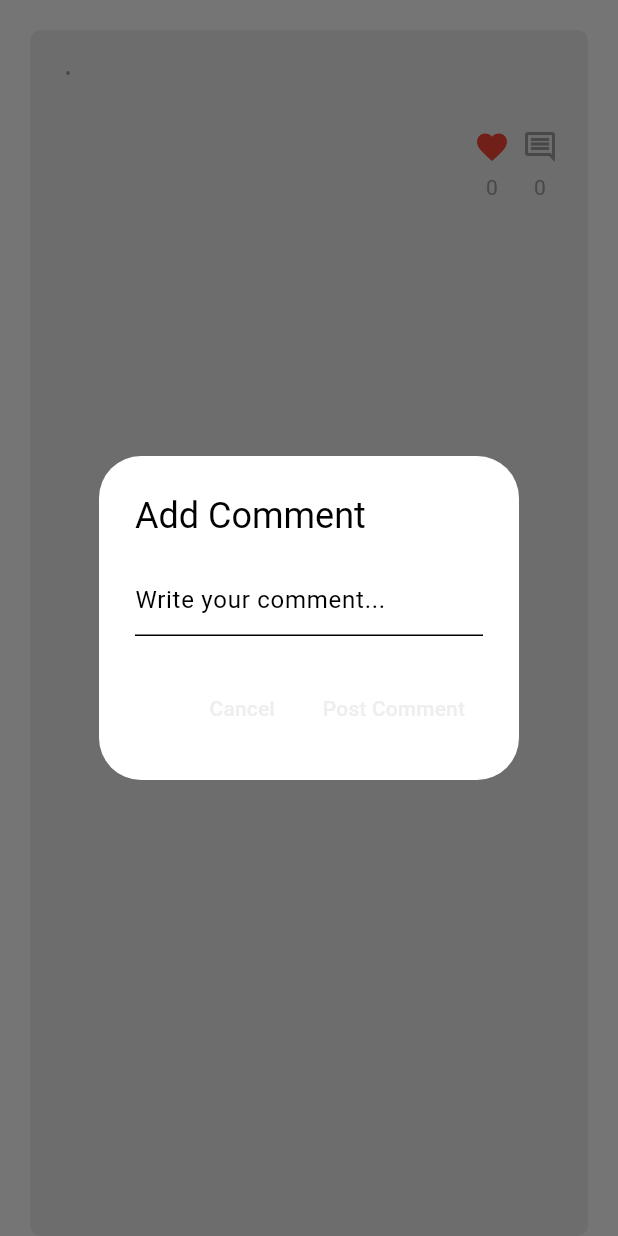
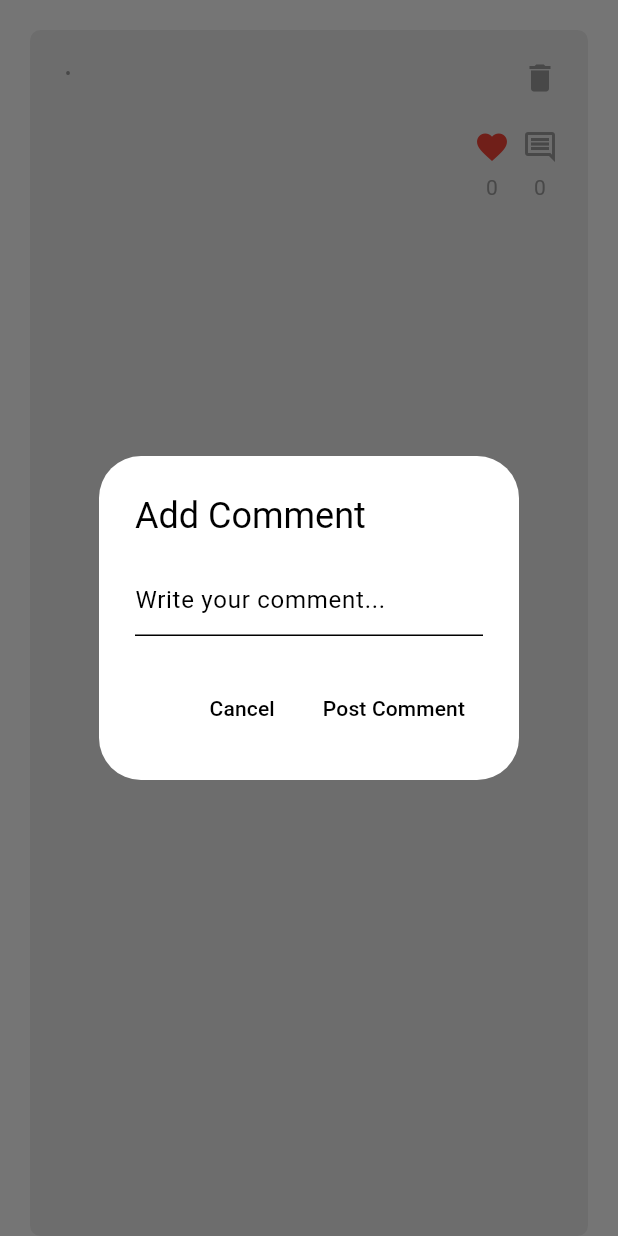
Before and after one commit to dwijvas/finalprojexct, a Flutter app: the TextPost widget shown alone on an empty page, opened directly with empty values, after a tap on the "favorite outline" icon, after a tap on the "comment" icon, on a phone screen of 412 x 824 dp. Run offline on Flutter 3.47's test engine with Material 3 defaults, Android fonts, the phone set to English and light mode, and no system bars; our stand-ins replace cloud_firestore, firebase_auth, firebase_core; accounts and stored records are empty; network calls fail.

Commit message:
delete post functionality added,

```diff
--- /dev/null
+++ b/lib/components/delete.dart
@@ -0,0 +1,14 @@
+import 'package:flutter/material.dart';
+
+class DeleteButton extends StatelessWidget {
+  final void Function()? onTap;
+  const DeleteButton({super.key, required this.onTap,});
+
+  @override
+  Widget build(BuildContext context) {
+    return GestureDetector(
+      onTap: onTap,
+      child: const Icon(Icons.delete, color: Colors.grey,),
+    );
+  }
+}
--- a/lib/components/textpost.dart
+++ b/lib/components/textpost.dart
@@ -2,6 +2,7 @@
 import 'package:cloud_firestore/cloud_firestore.dart';
 import 'package:finalprojexct/components/commentButton.dart';
 import 'package:finalprojexct/components/comments.dart';
+import 'package:finalprojexct/components/delete.dart';
 import 'package:finalprojexct/components/likebutton.dart';
 import 'package:finalprojexct/help/helpermethod.dart';
 import 'package:firebase_auth/firebase_auth.dart';
@@ -97,7 +98,36 @@ class _TextPostState extends State<TextPost> {
     ),);
   }
 
+  //delete method
 
+  void deletePost() {
+    showDialog(context: context, builder: (context) => AlertDialog(
+      title: const Text("Delete"),
+      content: const Text("Are you sure you want to delete this post?"),
+      actions: [
+        //cancel
+        TextButton(onPressed: () => Navigator.pop(context), child: const Text("Cancel"),),
+
+        //confirm
+        TextButton(
+          onPressed: () async {
+            final commentDocs = await FirebaseFirestore.instance.collection("Users").doc(widget.postID).collection("Comments").get();
+            for (var doc in commentDocs.docs){
+              await FirebaseFirestore.instance.collection("Posts").doc(widget.postID).collection("Comments").doc(doc.id).delete();
+
+
+            }
+
+            FirebaseFirestore.instance.collection("Posts").doc(widget.postID).delete().then((value) => print("Post succesfully deleted")).catchError((error) => print("Failed to delete post: $error"));
+            Navigator.pop(context);
+
+
+          },
+          child: const Text("Delete"),),
+
+      ],
+    ),);
+  }
 
   @override
   Widget build(BuildContext context) {
@@ -113,6 +143,12 @@ class _TextPostState extends State<TextPost> {
         children: [
 
           const SizedBox(width: 20),
+          Row(
+            mainAxisAlignment: MainAxisAlignment.spaceBetween,
+            crossAxisAlignment: CrossAxisAlignment.start,
+            children: [
+
+              //post
               Column(
                 crossAxisAlignment: CrossAxisAlignment.start,
                 children: [
@@ -140,6 +176,12 @@ class _TextPostState extends State<TextPost> {
                   ),
                   const SizedBox(height: 8,),
                   Text(widget.msg),
+                ],
+              ),
+              //delete buttoin
+
+              if(widget.user == currentUser.email)
+                DeleteButton(onTap: deletePost),
             ],
           ),
 
--- a/lib/themes/lightmode.dart
+++ b/lib/themes/lightmode.dart
@@ -13,4 +13,5 @@ ThemeData lightTheme = ThemeData(
     primary: Colors.grey[200]!,
     secondary: Colors.grey[300]!,
   ),
+  textButtonTheme: TextButtonThemeData(style: TextButton.styleFrom(foregroundColor: Colors.black))
 );
```
Lines whose indentation alone changed are shown as unchanged.
